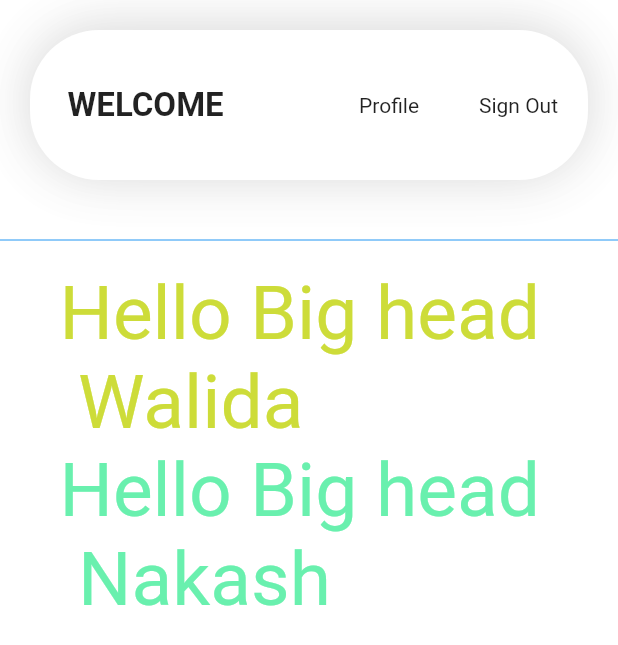
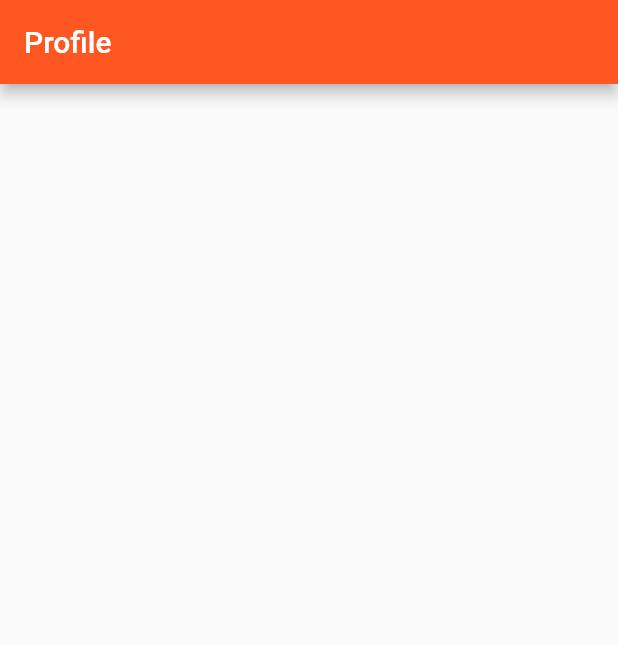
Before and after one commit to HauwaInuwa/CSC-506, a Flutter app: the MyHome screen opened by its route, after a tap on "Profile", on a phone screen of 412 x 824 dp. Shown: the top 645 px of the screen. Run offline on Flutter 3.47's test engine with Material 2 defaults, Android fonts, the phone set to English and light mode, and no system bars.

Commit message:
AppBar created

```diff
--- a/lib/home.dart
+++ b/lib/home.dart
@@ -1,5 +1,6 @@
 import 'package:flutter/material.dart';
 import 'main.dart';
+import 'profile.dart';
 //import 'package:heels/singup.dart';
 
 class MyHome extends StatefulWidget {
@@ -40,7 +41,10 @@ class _MyHomeState extends State<MyHome> {
                 Spacer(),
                 InkWell(
                   child: Text('Profile'),
-                  onTap: () {},
+                  onTap: () {Navigator.push(
+                        context,
+                        new MaterialPageRoute(
+                            builder: (context) => ProfileApp()));},
                 ),
                 SizedBox(
                   height: 60,
--- /dev/null
+++ b/lib/profile.dart
@@ -0,0 +1,21 @@
+import 'package:flutter/material.dart';
+
+
+class ProfileApp extends StatelessWidget {
+  @override
+  Widget build(BuildContext context) {
+    return MaterialApp(
+      home: Scaffold(
+        appBar: AppBar(title:Text("Profile"),backgroundColor: Colors.deepOrange,),
+        body: Column(
+          children: [
+            Container(
+                decoration: BoxDecoration(
+                    gradient: LinearGradient(
+                        begin: Alignment.topCenter,
+                        end: Alignment.bottomCenter,
+                        colors: [Colors.deepOrange, Colors.pinkAccent]
+                    )
+                ))])));
+                }
+                }
```
Also changed, not shown: pubspec.lock.
